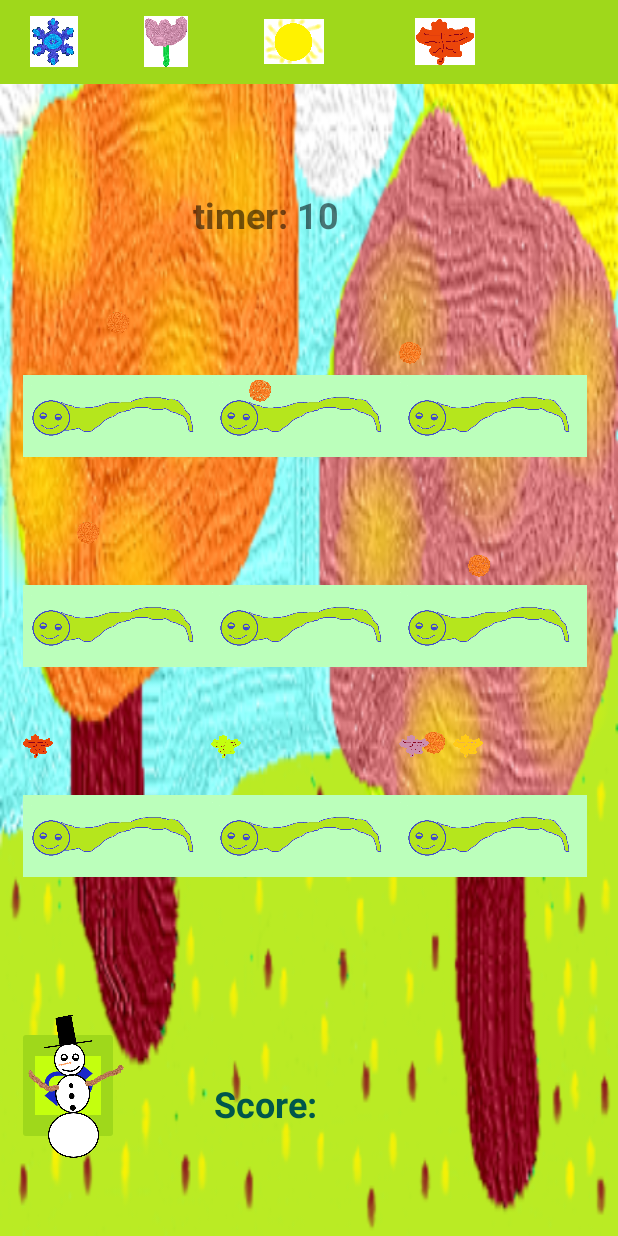
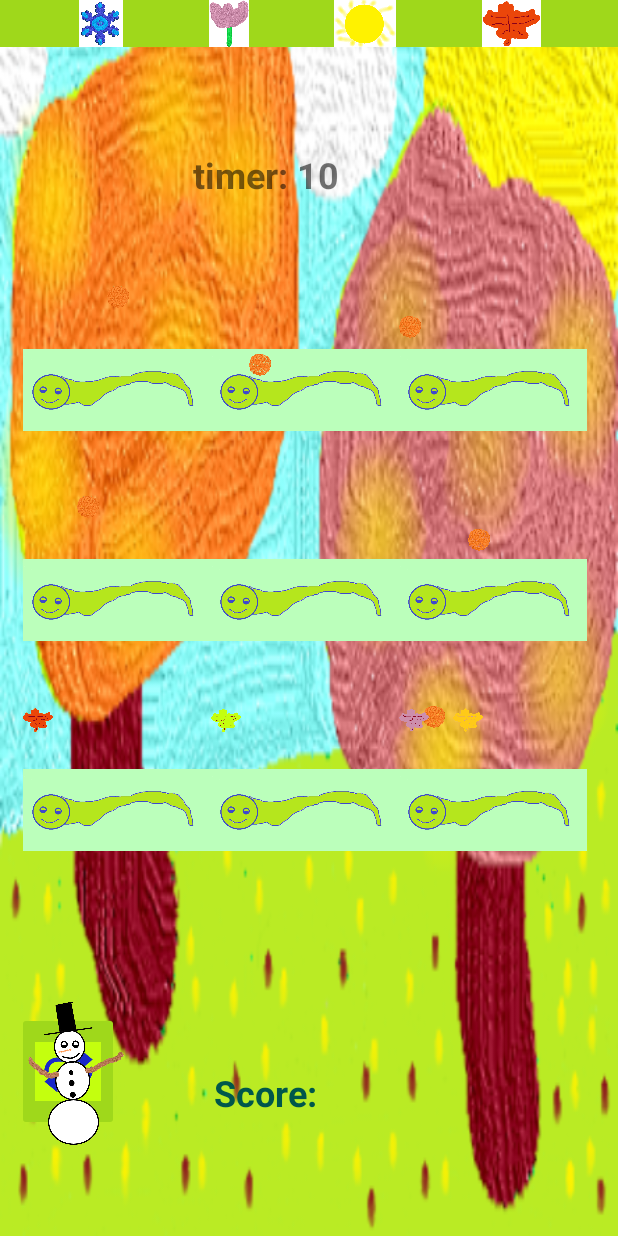
Before and after one commit to noomsInWarwick/AnotherSimpleGame, an Android app: the layout activity_main_test.xml on its own in the app's theme, with its tools: preview values and no code run, on a phone screen of 412 x 824 dp. Run offline under Robolectric (Android 15) with nearby library versions, the phone set to English and light mode, and no system bars.

Commit message:
Updates at March 1st 2020

```diff
--- a/app/src/main/res/layout/activity_main_test.xml
+++ b/app/src/main/res/layout/activity_main_test.xml
@@ -10,28 +10,25 @@
 
     <!-- app:logo="@mipmap/ic_launcher" /> -->
 
-    <androidx.appcompat.widget.Toolbar
+    <androidx.constraintlayout.widget.ConstraintLayout
         android:id="@+id/toolbar"
-        android:layout_width="match_parent"
-        android:layout_height="wrap_content"
+        android:layout_width="421dp"
+        android:layout_height="31dp"
         android:background="@color/colorAccent"
         android:minHeight="?attr/actionBarSize"
         android:theme="?attr/actionBarTheme"
         app:layout_constraintEnd_toEndOf="parent"
+        app:layout_constraintHorizontal_bias="0.5"
         app:layout_constraintStart_toStartOf="parent"
         app:layout_constraintTop_toTopOf="@+id/mainConstraint"
         app:titleTextColor="@color/colorPrimaryDark">
 
         <ImageView
             android:id="@+id/winter"
+            android:layout_width="wrap_content"
+            android:layout_height="wrap_content"
+            android:adjustViewBounds="true"
             android:onClick="changeSeasons"
-            android:layout_width="40dp"
-            android:layout_height="34dp"
-            android:layout_marginStart="15dp"
-            android:layout_marginTop="6dp"
-            android:layout_marginEnd="15dp"
-            android:layout_marginBottom="6dp"
-            android:adjustViewBounds="true"
             android:src="@drawable/wintertime"
             app:layout_constraintBottom_toBottomOf="@+id/toolbar"
             app:layout_constraintEnd_toStartOf="@+id/spring"
@@ -40,14 +37,10 @@
 
         <ImageView
             android:id="@+id/spring"
+            android:layout_width="wrap_content"
+            android:layout_height="wrap_content"
+            android:adjustViewBounds="true"
             android:onClick="changeSeasons"
-            android:layout_width="40dp"
-            android:layout_height="34dp"
-            android:layout_marginStart="20dp"
-            android:layout_marginTop="6dp"
-            android:layout_marginEnd="20dp"
-            android:layout_marginBottom="6dp"
-            android:adjustViewBounds="true"
             android:src="@drawable/spring"
             app:layout_constraintBottom_toBottomOf="@+id/toolbar"
             app:layout_constraintEnd_toStartOf="@+id/summer"
@@ -56,14 +49,10 @@
 
         <ImageView
             android:id="@+id/summer"
+            android:layout_width="wrap_content"
+            android:layout_height="wrap_content"
+            android:adjustViewBounds="true"
             android:onClick="changeSeasons"
-            android:layout_width="40dp"
-            android:layout_height="34dp"
-            android:layout_marginStart="25dp"
-            android:layout_marginTop="6dp"
-            android:layout_marginEnd="25dp"
-            android:layout_marginBottom="6dp"
-            android:adjustViewBounds="true"
             android:src="@drawable/summer"
             app:layout_constraintBottom_toBottomOf="@+id/toolbar"
             app:layout_constraintEnd_toStartOf="@+id/autumn"
@@ -72,28 +61,24 @@
 
         <ImageView
             android:id="@+id/autumn"
+            android:layout_width="wrap_content"
+            android:layout_height="wrap_content"
+            android:adjustViewBounds="true"
             android:onClick="changeSeasons"
-            android:layout_width="40dp"
-            android:layout_height="34dp"
-            android:layout_marginStart="35dp"
-            android:layout_marginTop="6dp"
-            android:layout_marginEnd="35dp"
-            android:layout_marginBottom="6dp"
-            android:adjustViewBounds="true"
             android:src="@drawable/autumn"
             app:layout_constraintBottom_toBottomOf="@+id/toolbar"
             app:layout_constraintEnd_toEndOf="@+id/toolbar"
             app:layout_constraintStart_toEndOf="@+id/summer"
             app:layout_constraintTop_toTopOf="parent" />
         />
-    </androidx.appcompat.widget.Toolbar>
+    </androidx.constraintlayout.widget.ConstraintLayout>
 
     <androidx.constraintlayout.widget.Guideline
         android:id="@+id/horizontalGuideline"
         android:layout_width="wrap_content"
         android:layout_height="wrap_content"
         android:orientation="horizontal"
-        app:layout_constraintGuide_begin="84dp" />
+        app:layout_constraintGuide_percent="0.05882353" />
 
     <TextView
         android:id="@+id/timerTextView"
```
Also changed, not shown: app/src/main/java/com/example/anothersimplegame/MainActivity.kt (+23 -17 lines), app/src/main/res/layout/activity_main.xml (+13 -16 lines), app/src/main/res/drawable/autumn_trans.png (added), app/src/main/res/drawable/springtime_trans.png (added), app/src/main/res/drawable/summertime_trans.png (added), app/src/main/res/drawable/wintertime_trans.png (added).
